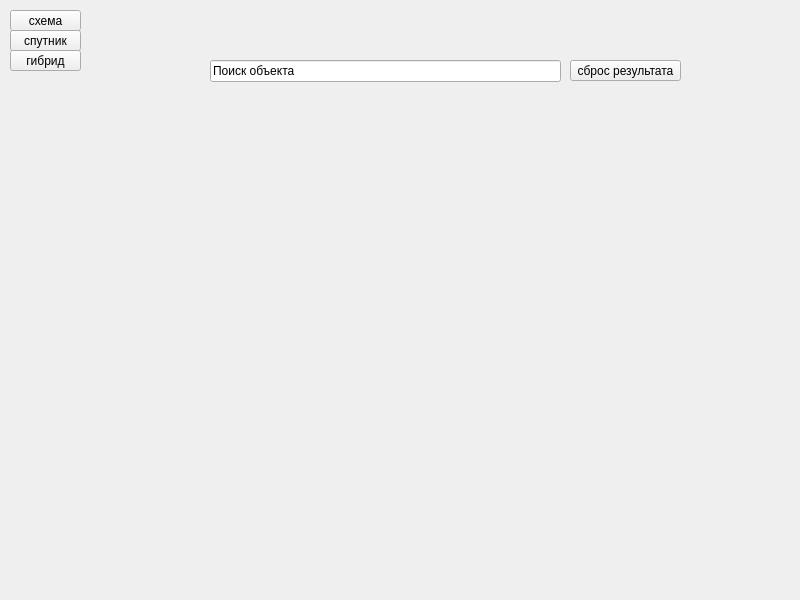
Before: the Qt Designer form map_v2.ui in Timdevcc/yandex-map, drawn with Qt 5.
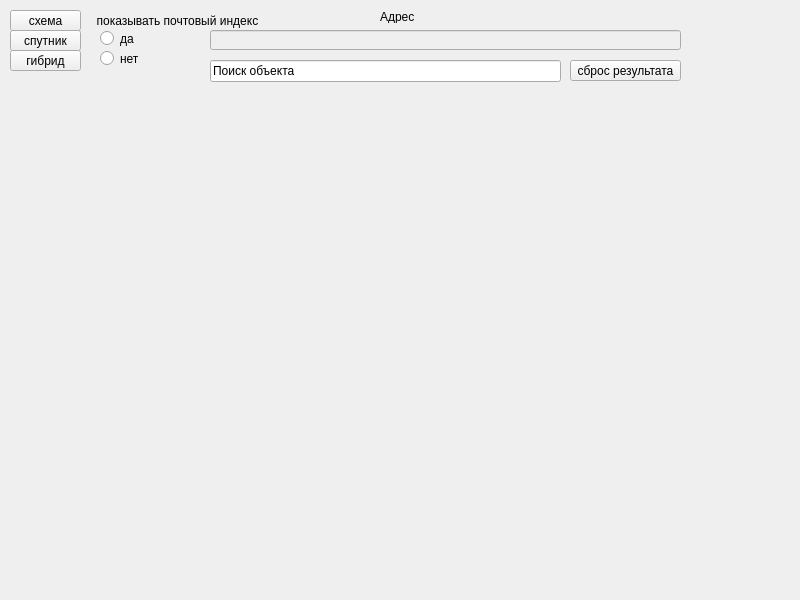
After: the same form once the commit is applied.

Diff of the .ui file:
```diff
--- a/map_v2.ui
+++ b/map_v2.ui
@@ -119,6 +119,74 @@
      <string>сброс результата</string>
     </property>
    </widget>
+   <widget class="QRadioButton" name="radioButton">
+    <property name="geometry">
+     <rect>
+      <x>100</x>
+      <y>50</y>
+      <width>82</width>
+      <height>17</height>
+     </rect>
+    </property>
+    <property name="text">
+     <string>нет</string>
+    </property>
+   </widget>
+   <widget class="QRadioButton" name="radioButton_2">
+    <property name="geometry">
+     <rect>
+      <x>100</x>
+      <y>30</y>
+      <width>171</width>
+      <height>17</height>
+     </rect>
+    </property>
+    <property name="text">
+     <string>да</string>
+    </property>
+   </widget>
+   <widget class="QLabel" name="label_2">
+    <property name="geometry">
+     <rect>
+      <x>90</x>
+      <y>10</y>
+      <width>171</width>
+      <height>21</height>
+     </rect>
+    </property>
+    <property name="text">
+     <string>  показывать почтовый индекс</string>
+    </property>
+   </widget>
+   <widget class="QLineEdit" name="lineEdit_2">
+    <property name="enabled">
+     <bool>false</bool>
+    </property>
+    <property name="geometry">
+     <rect>
+      <x>210</x>
+      <y>30</y>
+      <width>471</width>
+      <height>20</height>
+     </rect>
+    </property>
+    <property name="text">
+     <string/>
+    </property>
+   </widget>
+   <widget class="QLabel" name="label_3">
+    <property name="geometry">
+     <rect>
+      <x>380</x>
+      <y>10</y>
+      <width>47</width>
+      <height>13</height>
+     </rect>
+    </property>
+    <property name="text">
+     <string>Адрес</string>
+    </property>
+   </widget>
   </widget>
  </widget>
  <resources/>
```
